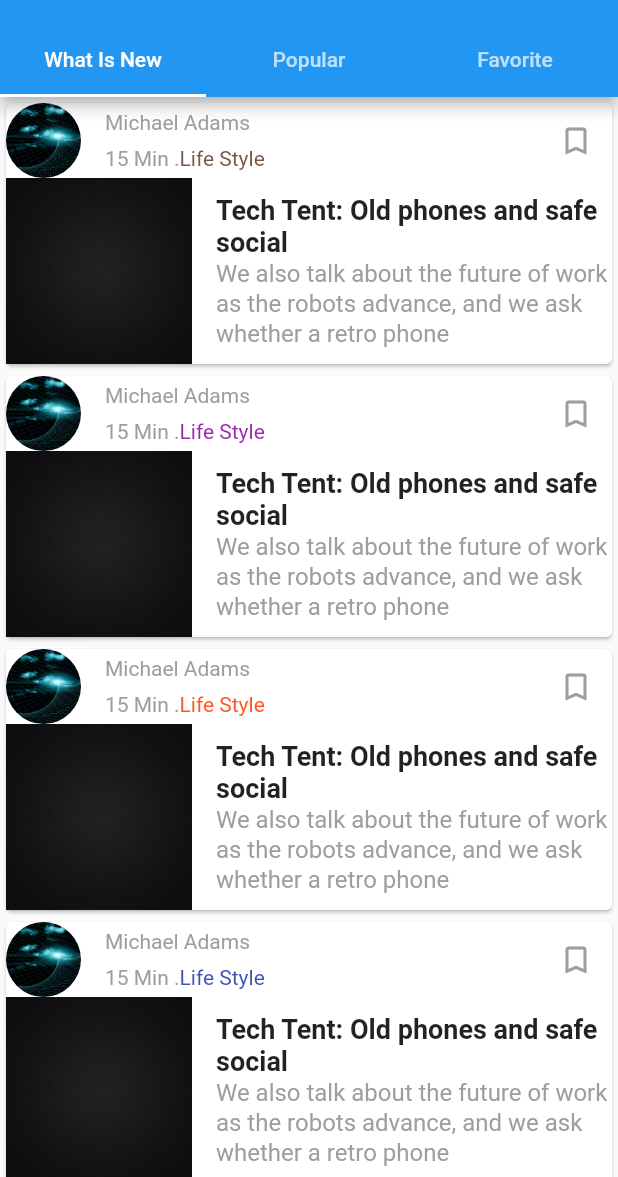
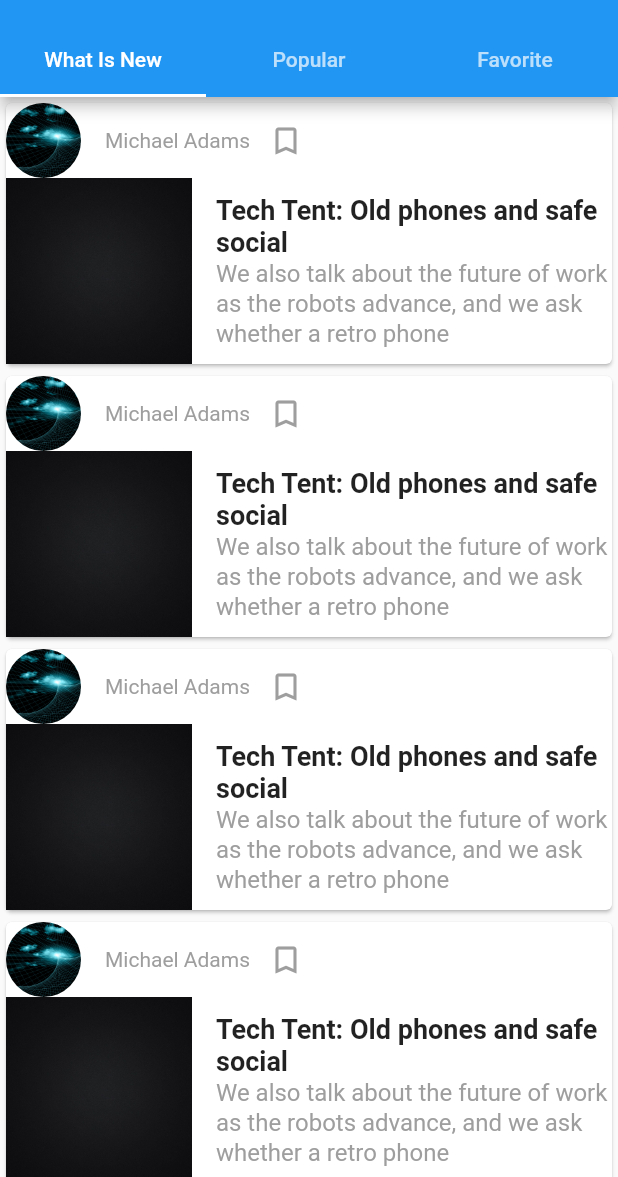
Before and after one commit to Mohamed-Tarek1/Breaking-News, a Flutter app: the HeadingLines screen opened directly, on a phone screen of 412 x 824 dp, the part 59-1236 px from its top. Run offline on Flutter 3.47's test engine with Material 2 defaults, Android fonts, the phone set to English and light mode, and no system bars; our stand-ins replace shared_preferences; missing offline and left inert: dart:ffi, page_view_indicator; accounts and stored records are empty.

```diff
--- a/lib/screens/favorite.dart
+++ b/lib/screens/favorite.dart
@@ -4,20 +4,7 @@ class Favorite extends StatefulWidget {
   @override
   _FavoriteState createState() => _FavoriteState();
 }
-Random random = Random();
-List<Color> colorsList = [
-  Colors.red,
-  Colors.teal,
-  Colors.deepOrange,
-  Colors.indigo,
-  Colors.brown,
-  Colors.purple
-];
 class _FavoriteState extends State<Favorite> {
-
-
-
-
   @override
   Widget build(BuildContext context) {
     return ListView.builder(itemBuilder: (context,position){
@@ -27,12 +14,9 @@ class _FavoriteState extends State<Favorite> {
     _authorRow()
             ,
       _newsItemRow(),
-
           ],
-
         ) ,
       );
-
     }, itemCount: 20,);
   }
 }
@@ -41,6 +25,7 @@ Widget _authorRow(){
     mainAxisAlignment: MainAxisAlignment.spaceBetween,
     children: <Widget>[
       Row(
+
         children: <Widget>[
           Container(
             decoration: BoxDecoration(
@@ -62,27 +47,8 @@ Widget _authorRow(){
                   color: Colors.grey,
                 ),
               ),
-              SizedBox(
-                height: 8,
-              ),
-              Row(
-                children: <Widget>[
-                  Text(
-                    '15 Min .',
-                    style: TextStyle(
-                      color: Colors.grey,
-                    ),
-                  ),
-                  Text(
-                    'Life Style',
-                    style: TextStyle(
-                      color: _getRandomColor(),
-                    ),
-                  ),
-                ],
-              ),
-            ],
-          ),
+
+
         ],
       ),
       IconButton(
@@ -91,12 +57,9 @@ Widget _authorRow(){
         color: Colors.grey,
       ),
     ],
-  );
+  )]);
 }
 
-Color _getRandomColor() {
-  return colorsList[random.nextInt(colorsList.length)];
-}
 Widget _newsItemRow(){
   return Row(
     children: <Widget>[
```
Also changed, not shown: 2 other files.
